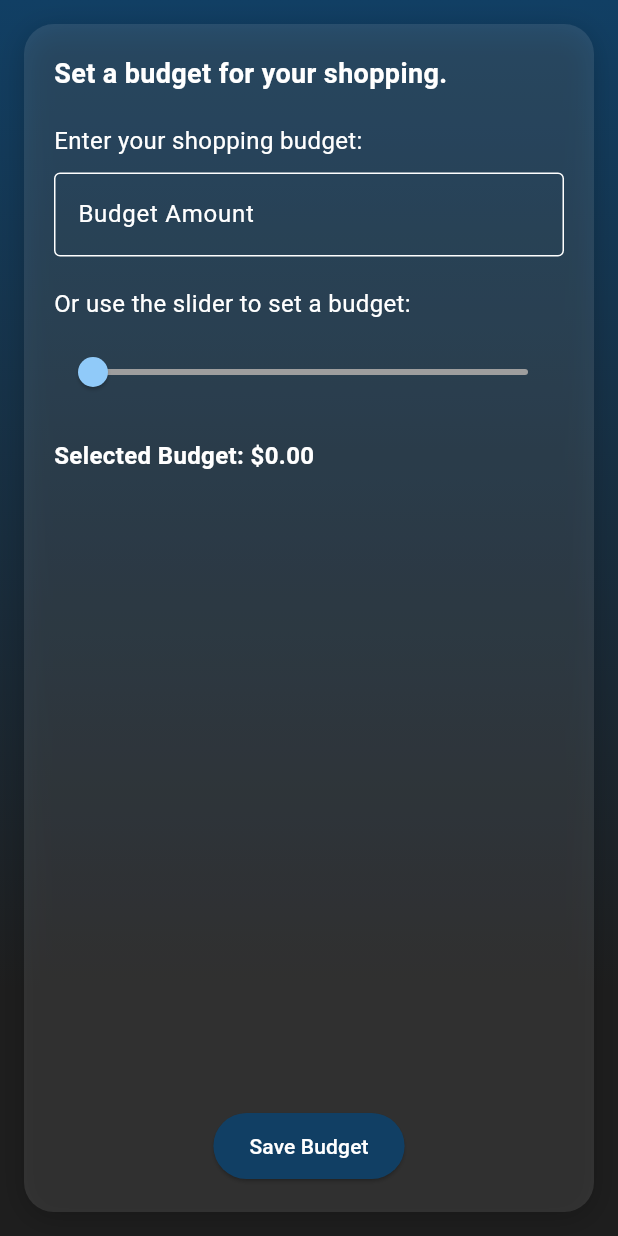
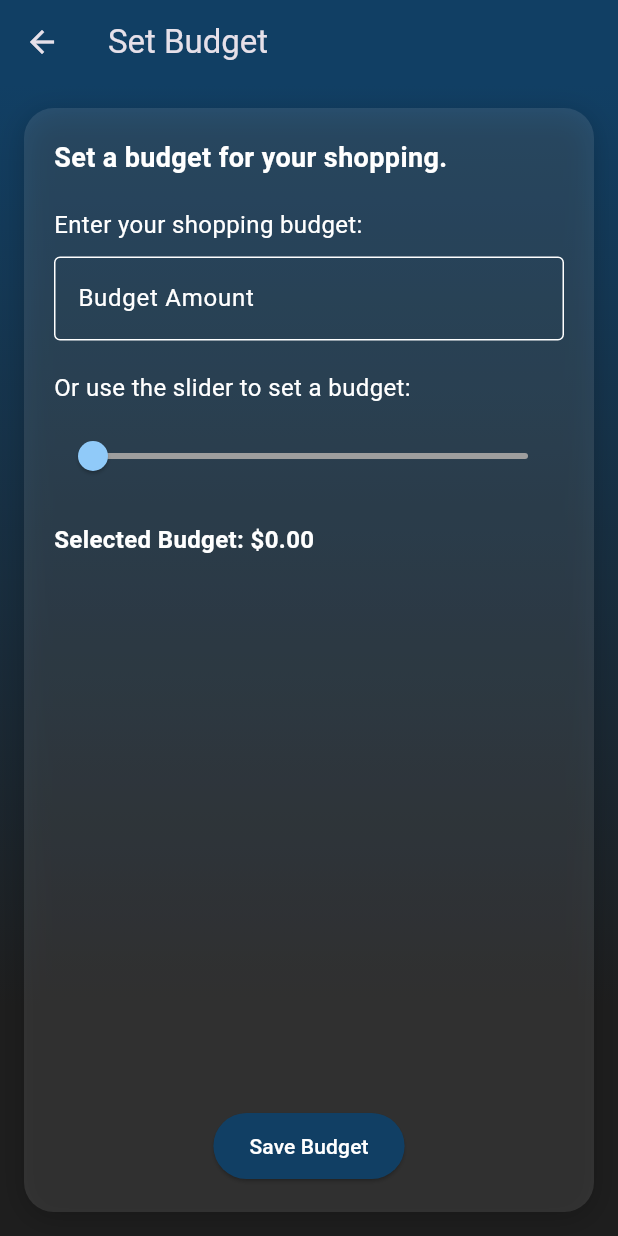
Before and after one commit to kartik17k/smart_shopping_assistant, a Flutter app: the screen it shows after launch, after a tap on "Login", after a tap on "SKIP", after a tap on "Set Budget", on a phone screen of 412 x 824 dp. Run offline on Flutter 3.47's test engine with Material 3 defaults, Android fonts, the light colour scheme and no system bars; our stand-ins replace intro_slider, shared_preferences.

Commit message:
"batman"

```diff
--- a/lib/Screens/list.dart
+++ b/lib/Screens/list.dart
@@ -8,6 +8,7 @@ class ListScreen extends StatefulWidget {
 }
 
 class _ListScreenState extends State<ListScreen> {
+
   final List<Map<String, dynamic>> _items = [
     {'name': 'Milk', 'category': 'Dairy'},
     {'name': 'Apples', 'category': 'Fruits'},
@@ -16,6 +17,8 @@ class _ListScreenState extends State<ListScreen> {
     {'name': 'Tomato', 'category': 'Vegetable'},
   ];
 
+
+  final TextEditingController _name = TextEditingController();
   final TextEditingController _controller = TextEditingController();
   final List<String> _categories = [
     'Dairy',
@@ -113,7 +116,7 @@ class _ListScreenState extends State<ListScreen> {
               child: Column(
                 children: [
                   TextField(
-                    controller: _controller,
+                    controller: _name,
                     style: const TextStyle(color: Colors.white),
                     decoration: InputDecoration(
                       labelText: 'Name of the list',
--- a/lib/Screens/setbudget.dart
+++ b/lib/Screens/setbudget.dart
@@ -14,6 +14,10 @@ class _SetBudgetScreenState extends State<SetBudgetScreen> {
   @override
   Widget build(BuildContext context) {
     return Scaffold(
+      appBar: AppBar(
+        title: const Text('Set Budget'),
+        backgroundColor: Theme.of(context).primaryColor,
+      ),
       body: Container(
         decoration: const BoxDecoration(
           gradient: LinearGradient(
--- a/lib/main.dart
+++ b/lib/main.dart
@@ -10,7 +10,9 @@ class SmartGroceryApp extends StatelessWidget {
 
   @override
   Widget build(BuildContext context) {
+
     return MaterialApp(
+      debugShowCheckedModeBanner: false,
       title: 'Smart Grocery Assistant',
       theme: ThemeData.dark().copyWith(
         primaryColor: const Color(0xFF113F64),
```
Also changed, not shown: 2 other files.
